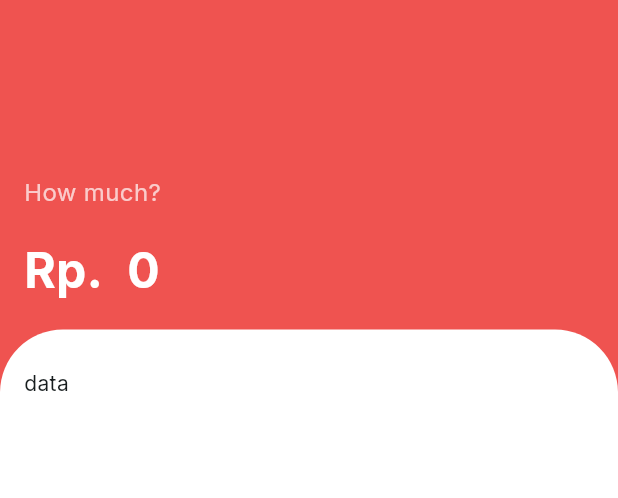
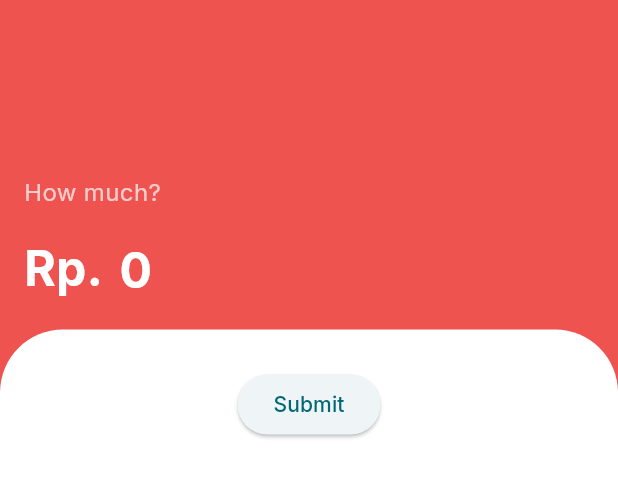
Before and after one commit to hamzahraihan/flutter_expense_tracker, a Flutter app: the AddExpenseScreen screen opened directly, on a phone screen of 412 x 824 dp, the part 59-557 px from its top. Run offline on Flutter 3.47's test engine with Material 3 defaults, Android fonts, the light colour scheme and no system bars; our stand-ins replace cloud_firestore, firebase_core, fl_chart, flutter_dotenv, flutter_expandable_fab, flutter_multi_formatter and 3 more; accounts and stored records are empty.

Commit message:
feat: implement form validation and submit button in AddExpenseScreen

```diff
--- a/lib/view/screens/add_expense/add_expense_screen.dart
+++ b/lib/view/screens/add_expense/add_expense_screen.dart
@@ -10,7 +10,7 @@ class AddExpenseScreen extends StatefulWidget {
 
 class _AddExpenseScreenState extends State<AddExpenseScreen> {
   final TextEditingController _controller = TextEditingController();
-
+  final _formKey = GlobalKey<FormState>();
   @override
   void dispose() {
     _controller.dispose();
@@ -31,6 +31,8 @@ class _AddExpenseScreenState extends State<AddExpenseScreen> {
         ),
         backgroundColor: Colors.red.shade400,
         body: SingleChildScrollView(
+            child: Form(
+          key: _formKey,
           child: Column(
             mainAxisAlignment: MainAxisAlignment.spaceBetween,
             crossAxisAlignment: CrossAxisAlignment.start,
@@ -48,48 +50,45 @@ class _AddExpenseScreenState extends State<AddExpenseScreen> {
                     ),
                   )),
               Padding(
-                  padding:
-                      const EdgeInsets.symmetric(horizontal: 16.0),
-                  child: Row(
-                    children: [
-                      const Flexible(
-                        child: Text(
-                          'Rp.',
-                          style: TextStyle(
-                              color: Colors.white,
-                              fontSize: 32.0,
-                              fontWeight: FontWeight.bold),
-                        ),
-                      ),
-                      Flexible(
-                        flex: 6,
-                        child: TextField(
-                          controller: _controller,
+                padding: const EdgeInsets.symmetric(horizontal: 16.0),
+                child: TextFormField(
+                  validator: (value) {
+                    if (value == null ||
+                        value.isEmpty ||
+                        value == '0') {
+                      return 'Please enter nominal';
+                    }
+                    return null;
+                  },
                   keyboardType: TextInputType.number,
                   inputFormatters: [
                     CurrencyInputFormatter(
                         mantissaLength: 0,
-                                thousandSeparator:
-                                    ThousandSeparator.Period)
+                        thousandSeparator: ThousandSeparator.Period)
                   ],
                   style: const TextStyle(
                       color: Colors.white,
                       fontSize: 32.0,
                       fontWeight: FontWeight.bold),
                   decoration: InputDecoration(
+                      prefixIcon: const Text(
+                        'Rp. ',
+                        style: TextStyle(
+                            fontSize: 32,
+                            color: Colors.white,
+                            fontWeight: FontWeight.bold),
+                      ),
                       hintStyle: const TextStyle(
                         color: Colors.white,
                         fontSize: 32.0,
-                                  fontWeight: FontWeight.bold),
+                        fontWeight: FontWeight.bold,
+                      ),
                       hintText: '0',
                       border: OutlineInputBorder(
-                                  borderRadius:
-                                      BorderRadius.circular(10),
+                          borderRadius: BorderRadius.circular(10),
                           borderSide: BorderSide.none)),
                 ),
               ),
-                    ],
-                  )),
               Container(
                 padding: const EdgeInsets.symmetric(
                     horizontal: 16, vertical: 26),
@@ -100,10 +99,27 @@ class _AddExpenseScreenState extends State<AddExpenseScreen> {
                     borderRadius: BorderRadius.only(
                         topLeft: Radius.circular(42),
                         topRight: Radius.circular(42))),
-                child: const Text('data'),
+                child: Column(
+                  children: [
+                    ElevatedButton(
+                      onPressed: () {
+                        // Validate returns true if the form is valid, or false otherwise.
+                        if (_formKey.currentState!.validate()) {
+                          // If the form is valid, display a snackbar. In the real world,
+                          // you'd often call a server or save the information in a database.
+                          ScaffoldMessenger.of(context).showSnackBar(
+                            const SnackBar(
+                                content: Text('Processing Data')),
+                          );
+                        }
+                      },
+                      child: const Text('Submit'),
                     ),
                   ],
                 ),
-        ));
+              ),
+            ],
+          ),
+        )));
   }
 }
```
Lines whose indentation alone changed are shown as unchanged.
